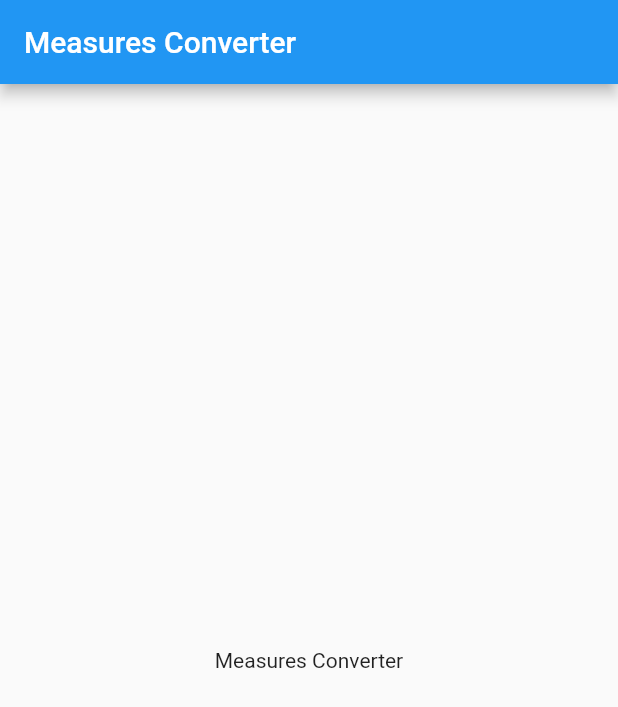
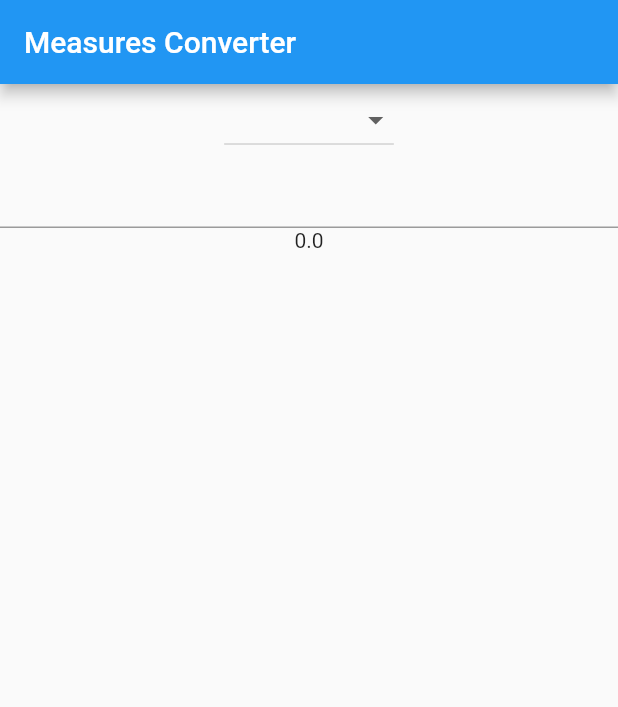
Before and after one commit to mpsb/flutter_projects, a Flutter app: the screen it shows after launch, on a phone screen of 412 x 824 dp. Shown: the top 707 px of the screen. Run offline on Flutter 3.47's test engine with Material 2 defaults, Android fonts, the phone set to English and light mode, and no system bars.

Commit message:
learned states and how to change values in app using states.

```diff
--- a/unit_converter/lib/main.dart
+++ b/unit_converter/lib/main.dart
@@ -4,8 +4,33 @@ void main() {
   runApp(MyApp());
 }
 
-class MyApp extends StatelessWidget {
+class MyApp extends StatefulWidget {
   @override
+  MyAppState createState() => MyAppState();
+}
+
+class MyAppState extends State<MyApp> {
+  double _numberFrom;
+  String _startMeasure;
+
+  final List<String> _measures = [
+    'meters',
+    'kilometers',
+    'grams',
+    'kilograms',
+    'feet',
+    'miles',
+    'pounds (lbs)',
+    'ounces',
+  ];
+
+  @override
+  void initState() {
+    _numberFrom = 0;
+
+    super.initState();
+  }
+
   Widget build(BuildContext context) {
     return MaterialApp(
       title: 'Measure Converter',
@@ -14,7 +39,36 @@ class MyApp extends StatelessWidget {
           title: Text('Measures Converter'),
         ),
         body: Center(
-          child: Text('Measures Converter'),
+          child: Column(
+            children: [
+              DropdownButton(
+                items: _measures.map((String value) {
+                  return DropdownMenuItem<String>(value: value, child: Text(value),
+                  );
+                }).toList(),
+                onChanged: (value) {
+                  setState(() {
+                    _startMeasure = value;
+                  });
+                },
+                value: _startMeasure,
+              ),
+              TextField(
+              onChanged: (text) {
+                var rv = double.tryParse(text);
+
+                if (rv != null) {
+                  setState(() {
+                    _numberFrom = rv;
+                  });
+                }
+              },
+            ),
+              Text(
+                  (_numberFrom == null) ? '' : _numberFrom.toString()
+              )
+        ],
+          ),
         ),
       ),
     );
```
